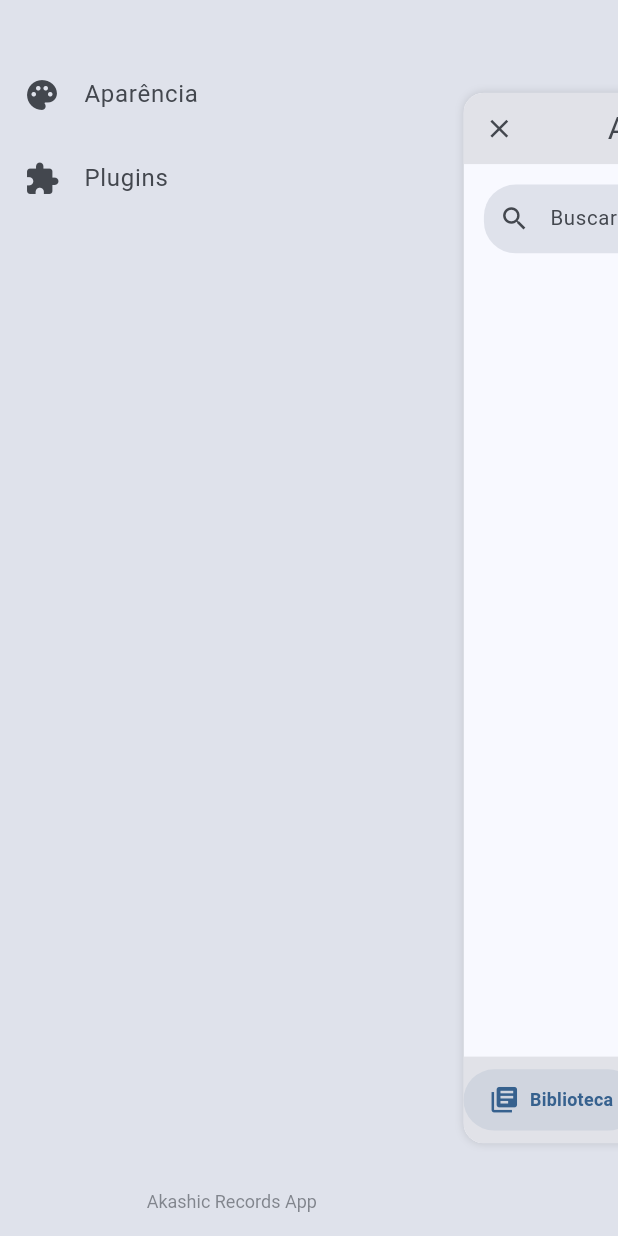
After one commit to Luiz-eduardp/akashic_records, a Flutter app: the HomeScreen screen opened directly, after a tap on the "list" icon, after a tap on the "menu" icon, on a phone screen of 412 x 824 dp. The commit adds this screen. Run offline on Flutter 3.47's test engine with Material 3 defaults, Android fonts, the phone set to English and light mode, and no system bars; drawn by our look-alikes of flutter_advanced_drawer, google_nav_bar; our stand-ins replace cached_network_image, cookie_jar, flutter_html, flutter_markdown, google_fonts, package_info_plus and 3 more; missing offline and left inert: flutter_code_editor, highlight; accounts and stored records are empty; network calls fail.

Commit message:
refactor(home_screen): Extract app drawer to widget
- Moved drawer logic to AppDrawer widget
- Improved code organization and readability
- Reduced home screen complexity
- Created reusable drawer component
- Improved maintainability

```diff
--- /dev/null
+++ b/lib/widgets/app_drawer.dart
@@ -0,0 +1,54 @@
+import 'package:flutter/material.dart';
+import 'package:akashic_records/i18n/i18n.dart';
+import 'package:flutter_advanced_drawer/flutter_advanced_drawer.dart';
+
+class AppDrawer extends StatelessWidget {
+  final AdvancedDrawerController advancedDrawerController;
+
+  const AppDrawer({super.key, required this.advancedDrawerController});
+
+  @override
+  Widget build(BuildContext context) {
+    final theme = Theme.of(context);
+
+    return SafeArea(
+      child: ListTileTheme(
+        textColor: theme.colorScheme.onSurfaceVariant,
+        iconColor: theme.colorScheme.onSurfaceVariant,
+        child: Column(
+          mainAxisSize: MainAxisSize.max,
+          children: [
+            const SizedBox(height: 35),
+            ListTile(
+              leading: const Icon(Icons.palette),
+              title: Text('Aparência'.translate),
+              onTap: () {
+                Navigator.pushNamed(context, '/settings');
+                advancedDrawerController.hideDrawer();
+              },
+            ),
+            ListTile(
+              leading: const Icon(Icons.extension),
+              title: Text('Plugins'.translate),
+              onTap: () {
+                Navigator.pushNamed(context, '/plugins');
+                advancedDrawerController.hideDrawer();
+              },
+            ),
+            const Spacer(),
+            DefaultTextStyle(
+              style: TextStyle(
+                fontSize: 12,
+                color: theme.colorScheme.onSurfaceVariant.withOpacity(0.6),
+              ),
+              child: Container(
+                margin: const EdgeInsets.symmetric(vertical: 16.0),
+                child: const Text('Akashic Records App'),
+              ),
+            ),
+          ],
+        ),
+      ),
+    );
+  }
+}
```
Also changed, not shown: lib/screens/home_screen.dart (+5 -44 lines).
